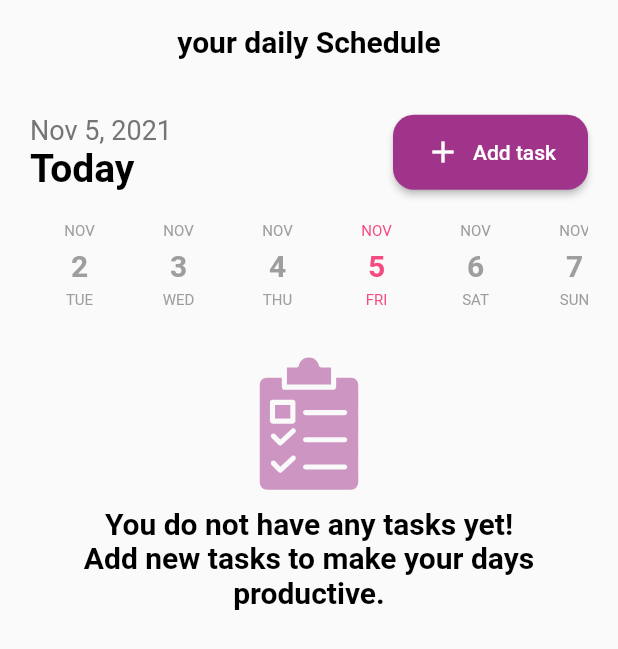
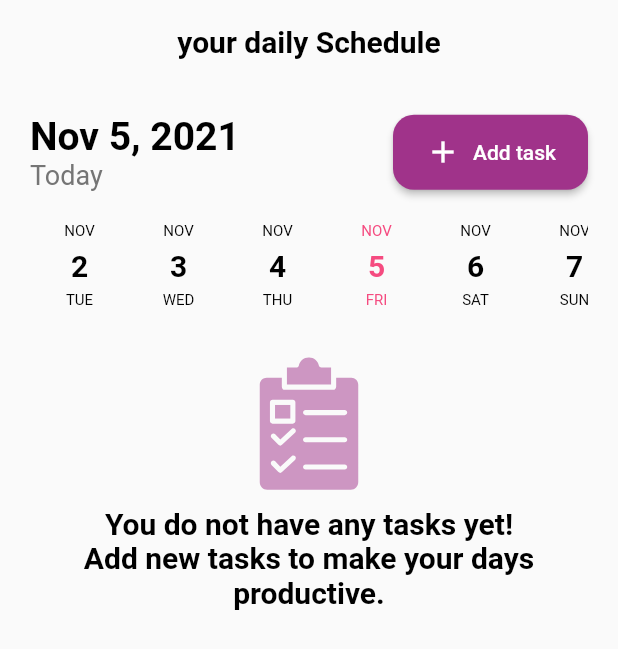
Before and after one commit to hatembz/task-manager-app, a Flutter app: the screen it shows after launch, on a phone screen of 412 x 824 dp. Shown: the top 649 px of the screen. Run offline on Flutter 3.47's test engine with Material 2 defaults, Android fonts, the phone set to English and light mode, and no system bars; drawn by our look-alikes of date_picker_timeline; our stand-ins replace awesome_notifications, bloc, flutter_bloc, flutter_svg, sqflite; accounts and stored records are empty.

Commit message:
adding dark theme

```diff
--- a/lib/main.dart
+++ b/lib/main.dart
@@ -41,6 +41,30 @@ class _MyAppState extends State<MyApp> {
           home: const splashScreen(),
           debugShowCheckedModeBanner: false,
           theme: ThemeData(
+            textTheme: TextTheme(
+              // bodyText1: TextStyle(color: Colors.white,fontSize: ),
+              bodyText2: TextStyle(
+                  color: Colors.black,
+                  fontSize: 26,
+                  fontWeight: FontWeight.bold),
+              headline1: TextStyle(
+                  color: Colors.black,
+                  fontSize: 20,
+                  fontWeight: FontWeight.bold),
+              headline2: TextStyle(
+                color: Colors.black,
+                fontSize: 20,
+                fontWeight: FontWeight.w600,
+              ),
+              headline3: TextStyle(
+                fontSize: 10.0,
+                color: Colors.black,
+              ),
+              headline4: TextStyle(
+                color: Colors.grey[600],
+                fontSize: 18,
+              ),
+            ),
             colorScheme: const ColorScheme.light(
               primary: purpleClr,
               primaryVariant: purpleClr,
@@ -53,7 +77,46 @@ class _MyAppState extends State<MyApp> {
                 iconTheme: const IconThemeData(color: purpleClr)),
             scaffoldBackgroundColor: Colors.grey[50],
             backgroundColor: Colors.grey[100],
-              brightness: Brightness.light,
-            )));
+          ),
+          darkTheme: ThemeData(
+            textTheme: TextTheme(
+              // bodyText1: TextStyle(color: Colors.white,fontSize: ),
+              bodyText2: TextStyle(
+                  color: Colors.white,
+                  fontSize: 26,
+                  fontWeight: FontWeight.bold),
+              headline1: TextStyle(
+                  color: Colors.white,
+                  fontSize: 20,
+                  fontWeight: FontWeight.bold),
+              headline2: TextStyle(
+                color: Colors.white,
+                fontSize: 20,
+                fontWeight: FontWeight.w600,
+              ),
+              headline3: TextStyle(
+                fontSize: 10.0,
+                color: Colors.white,
+              ),
+              headline4: TextStyle(
+                color: Colors.white,
+                fontSize: 18,
+              ),
+            ),
+            colorScheme: ColorScheme.dark(
+              primary: purpleClr,
+              primaryVariant: purpleClr,
+              secondary: pinkClr,
+              secondaryVariant: pinkClr,
+            ),
+            appBarTheme: AppBarTheme(
+                backgroundColor: Color(0xff3a3a38),
+                elevation: 0.0,
+                iconTheme: const IconThemeData(color: purpleClr)),
+            scaffoldBackgroundColor: Color(0xff3a3a38),
+            backgroundColor: Color(0xff3a3a38),
+          ),
+          themeMode: ThemeMode.system,
+        ));
   }
 }
--- a/lib/pages/add_task_page.dart
+++ b/lib/pages/add_task_page.dart
@@ -47,15 +47,14 @@ class AddTask extends StatelessWidget {
                 child: Column(
                   crossAxisAlignment: CrossAxisAlignment.start,
                   children: [
-                    const Text(
+                    Text(
                       "Add Task",
-                      style:
-                          TextStyle(fontSize: 28, fontWeight: FontWeight.bold),
+                      style: Theme.of(context).textTheme.bodyText2,
                     ),
                     SizedBox(
                       height: MediaQuery.of(context).size.height * 0.03,
                     ),
-                    const Formfelidheder(title: "Title"),
+                    Formfelidheder(title: "Title"),
                     SizedBox(
                       height: MediaQuery.of(context).size.height * 0.015,
                     ),
--- a/lib/pages/home.dart
+++ b/lib/pages/home.dart
@@ -35,14 +35,9 @@ class HomeScreen extends StatelessWidget {
         });
         return Scaffold(
           appBar: AppBar(
-            backgroundColor: Colors.grey[50],
-            title: const Text(
-              "your daily Schedule",
-              style: TextStyle(
-                  color: Colors.black,
-                  fontSize: 20,
-                  fontWeight: FontWeight.bold),
-            ),
+            // backgroundColor: Colors.grey[50],
+            title: Text("your daily Schedule",
+                style: Theme.of(context).textTheme.headline1),
             elevation: 0.0,
             centerTitle: true,
           ),
@@ -62,18 +57,9 @@ class HomeScreen extends StatelessWidget {
                         children: [
                           Text(
                             DateFormat.yMMMd().format(DateTime.now()),
-                            style: TextStyle(
-                              color: Colors.grey[600],
-                              fontSize: 18,
-                            ),
                           ),
-                          const Text(
-                            "Today",
-                            style: TextStyle(
-                                color: Colors.black,
-                                fontSize: 26,
-                                fontWeight: FontWeight.bold),
-                          ),
+                          Text("Today",
+                              style: Theme.of(context).textTheme.headline4),
                         ],
                       )),
                       TextButton.icon(
@@ -114,17 +100,13 @@ class HomeScreen extends StatelessWidget {
                               height: 90,
                               semanticsLabel: 'Task',
                             ),
-                            const Padding(
+                            Padding(
                               padding: EdgeInsets.symmetric(
                                   horizontal: 30, vertical: 10),
                               child: Text(
-                                "You do not have any tasks yet!\nAdd new tasks to make your days productive.",
-                                textAlign: TextAlign.center,
-                                style: TextStyle(
-                                    fontSize: 20,
-                                    color: Colors.black,
-                                    fontWeight: FontWeight.bold),
-                              ),
+                                  "You do not have any tasks yet!\nAdd new tasks to make your days productive.",
+                                  textAlign: TextAlign.center,
+                                  style: Theme.of(context).textTheme.headline1),
                             ),
                             const SizedBox(
                               height: 80,
--- a/lib/pages/splash_screen.dart
+++ b/lib/pages/splash_screen.dart
@@ -26,7 +26,7 @@ class _splashScreenState extends State<splashScreen> {
   Widget build(BuildContext context) {
     return Scaffold(
       body: Container(
-          color: Colors.grey[50],
+          // color: Colors.grey[50],
           child: Center(
               child: Column(
         mainAxisAlignment: MainAxisAlignment.center,
--- a/lib/shared/components.dart
+++ b/lib/shared/components.dart
@@ -187,16 +187,19 @@ Widget datebar(BuildContext context) {
       initialSelectedDate: DateTime.now(),
       selectionColor: Colors.transparent,
       selectedTextColor: pinkClr,
-      dateTextStyle: const TextStyle(
+      dateTextStyle: Theme.of(context).textTheme.headline2 ??
+          TextStyle(
             fontSize: 20.0,
             fontWeight: FontWeight.w600,
             color: Colors.grey,
           ),
-      dayTextStyle: const TextStyle(
+      dayTextStyle: Theme.of(context).textTheme.headline3 ??
+          TextStyle(
             fontSize: 10.0,
             color: Colors.grey,
           ),
-      monthTextStyle: const TextStyle(
+      monthTextStyle: Theme.of(context).textTheme.headline3 ??
+          TextStyle(
             fontSize: 10.0,
             color: Colors.grey,
           ),
@@ -266,8 +269,7 @@ class Formfelidheder extends StatelessWidget {
   Widget build(BuildContext context) {
     return Text(
       title,
-      style: const TextStyle(
-          fontSize: 20, fontWeight: FontWeight.bold, color: Colors.black),
+      style: Theme.of(context).textTheme.headline1,
     );
   }
 }
```
Lines whose indentation alone changed are shown as unchanged.
